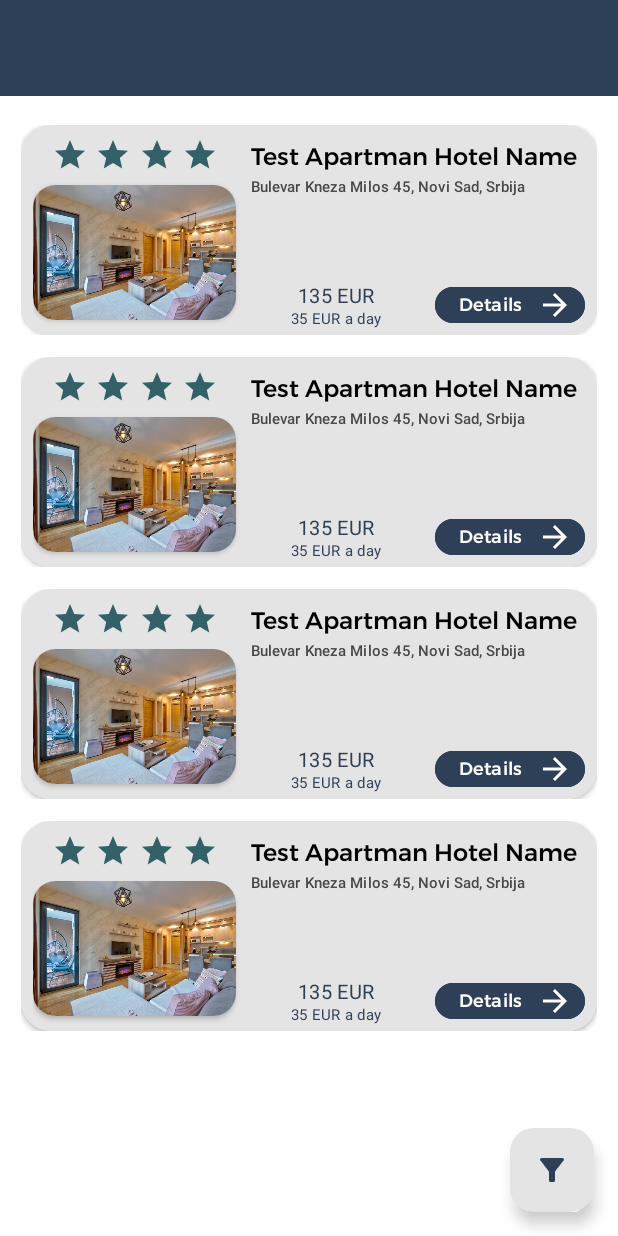
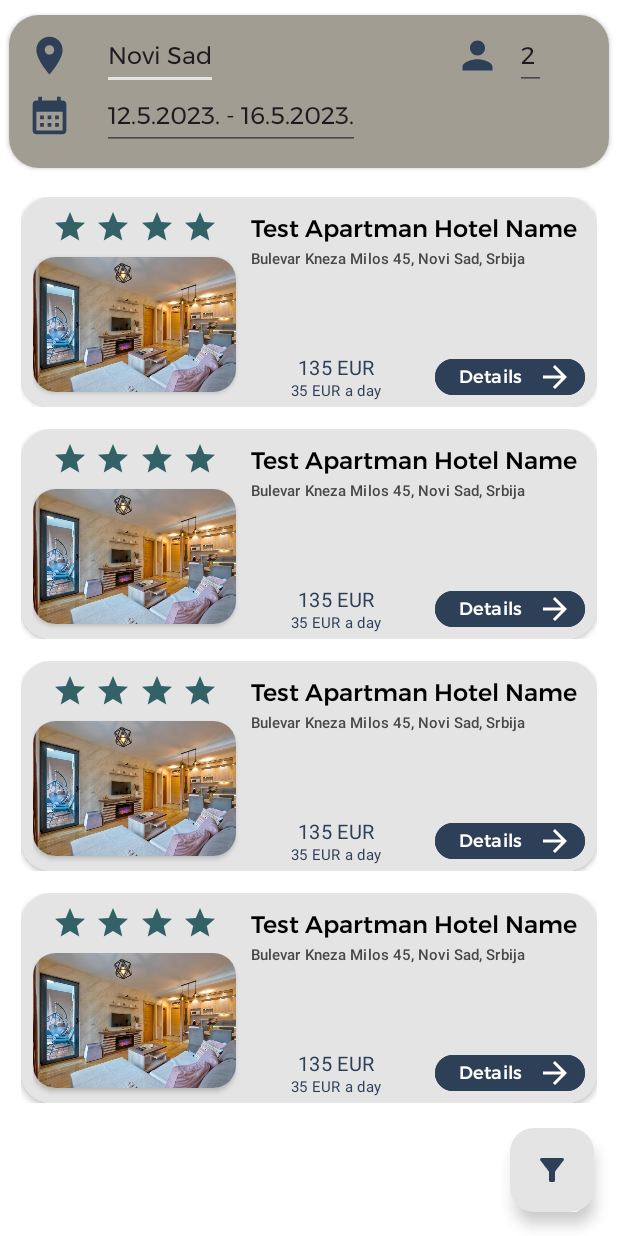
Before and after one commit to Olivera2708/Bookify-mobile, an Android app: the screen it shows after launch (ResultsActivity), on a phone screen of 412 x 824 dp. Run offline under Robolectric (Android 15) with nearby library versions, the phone set to English and light mode, and no system bars.

Commit message:
added search bar

```diff
--- a/app/src/main/AndroidManifest.xml
+++ b/app/src/main/AndroidManifest.xml
@@ -13,6 +13,9 @@
         android:theme="@style/Theme.Bookify"
         tools:targetApi="31">
         <activity
+            android:name=".AccommodationDetailsActivity"
+            android:exported="false" />
+        <activity
             android:name=".ResultsActivity"
             android:exported="true">
             <intent-filter>
@@ -21,6 +24,7 @@
                 <category android:name="android.intent.category.LAUNCHER" />
             </intent-filter>
         </activity>
+
         <meta-data
             android:name="preloaded_fonts"
             android:resource="@array/preloaded_fonts" />
--- /dev/null
+++ b/app/src/main/java/com/example/bookify/AccommodationDetailsActivity.java
@@ -0,0 +1,14 @@
+package com.example.bookify;
+
+import androidx.appcompat.app.AppCompatActivity;
+
+import android.os.Bundle;
+
+public class AccommodationDetailsActivity extends AppCompatActivity {
+
+    @Override
+    protected void onCreate(Bundle savedInstanceState) {
+        super.onCreate(savedInstanceState);
+        setContentView(R.layout.activity_accommodation_details);
+    }
+}
--- a/app/src/main/java/com/example/bookify/DetailsActivity.java
+++ /dev/null
@@ -1,4 +0,0 @@
-package com.example.bookify;
-
-public class DetailsActivity {
-}
--- a/app/src/main/java/com/example/bookify/LandingActivity.java
+++ /dev/null
@@ -1,4 +0,0 @@
-package com.example.bookify;
-
-public class LandingActivity {
-}
--- a/app/src/main/java/com/example/bookify/ResultsActivity.java
+++ b/app/src/main/java/com/example/bookify/ResultsActivity.java
@@ -2,11 +2,9 @@ package com.example.bookify;
 
 import androidx.appcompat.app.AppCompatActivity;
 
-import android.app.Dialog;
 import android.graphics.Color;
 import android.graphics.drawable.ColorDrawable;
 import android.os.Bundle;
-import android.text.Layout;
 import android.view.Gravity;
 import android.view.View;
 import android.view.ViewGroup;
@@ -14,16 +12,9 @@ import android.view.Window;
 import android.widget.AdapterView;
 import android.widget.ArrayAdapter;
 import android.widget.AutoCompleteTextView;
-import android.widget.Button;
-import android.widget.LinearLayout;
-import android.widget.ListView;
-import android.widget.Spinner;
 
 import com.google.android.material.bottomsheet.BottomSheetDialog;
 import com.google.android.material.floatingactionbutton.FloatingActionButton;
-
-import java.util.ArrayList;
-import java.util.Arrays;
 
 public class ResultsActivity extends AppCompatActivity {
 
@@ -31,7 +22,7 @@ public class ResultsActivity extends AppCompatActivity {
     @Override
     protected void onCreate(Bundle savedInstanceState) {
         super.onCreate(savedInstanceState);
-        setContentView(R.layout.results);
+        setContentView(R.layout.activity_results);
 
         filterButton = (FloatingActionButton) findViewById(R.id.filterButton);
         filterButton.setOnClickListener(new View.OnClickListener() {
--- /dev/null
+++ b/app/src/main/res/layout/activity_accommodation_details.xml
@@ -0,0 +1,9 @@
+<?xml version="1.0" encoding="utf-8"?>
+<androidx.constraintlayout.widget.ConstraintLayout xmlns:android="http://schemas.android.com/apk/res/android"
+    xmlns:app="http://schemas.android.com/apk/res-auto"
+    xmlns:tools="http://schemas.android.com/tools"
+    android:layout_width="match_parent"
+    android:layout_height="match_parent"
+    tools:context=".AccommodationDetailsActivity">
+
+</androidx.constraintlayout.widget.ConstraintLayout>
--- /dev/null
+++ b/app/src/main/res/layout/activity_results.xml
@@ -0,0 +1,149 @@
+<?xml version="1.0" encoding="utf-8"?>
+<androidx.constraintlayout.widget.ConstraintLayout xmlns:android="http://schemas.android.com/apk/res/android"
+    xmlns:app="http://schemas.android.com/apk/res-auto"
+    xmlns:tools="http://schemas.android.com/tools"
+    android:layout_width="match_parent"
+    android:layout_height="match_parent"
+    tools:context=".ResultsActivity">
+
+    <com.google.android.material.floatingactionbutton.FloatingActionButton
+        android:id="@+id/filterButton"
+        android:layout_width="wrap_content"
+        android:layout_height="wrap_content"
+        android:layout_gravity="end"
+        android:layout_marginEnd="16dp"
+        android:layout_marginBottom="16dp"
+        android:src="@drawable/filter"
+        app:fabSize="normal"
+        app:layout_constraintBottom_toBottomOf="parent"
+        app:layout_constraintEnd_toEndOf="parent" />
+
+    <androidx.cardview.widget.CardView
+        android:id="@+id/searchInfo"
+        android:layout_width="match_parent"
+        android:layout_height="wrap_content"
+        android:layout_marginHorizontal="6dp"
+        android:layout_marginTop="10dp"
+        app:layout_constraintEnd_toEndOf="parent"
+        app:layout_constraintStart_toStartOf="parent"
+        app:layout_constraintTop_toTopOf="parent"
+        app:cardCornerRadius="20dp">
+
+        <androidx.constraintlayout.widget.ConstraintLayout
+            android:paddingTop="8dp"
+            android:paddingHorizontal="8dp"
+            android:layout_width="match_parent"
+            android:layout_height="wrap_content"
+            android:padding="12dp"
+            android:background="@color/battleship">
+
+            <ImageView
+                android:id="@+id/locationIcon"
+                android:layout_width="30dp"
+                android:layout_height="30dp"
+                app:layout_constraintStart_toStartOf="parent"
+                app:layout_constraintTop_toTopOf="parent"
+                app:srcCompat="@drawable/location" />
+
+            <EditText
+                android:id="@+id/locationText"
+                android:layout_width="wrap_content"
+                android:layout_height="wrap_content"
+                android:text="Novi Sad"
+                android:inputType="text"
+                android:textSize="16sp"
+                android:layout_marginStart="20dp"
+                app:layout_constraintBottom_toBottomOf="@+id/locationIcon"
+                app:layout_constraintStart_toEndOf="@id/locationIcon"
+                app:layout_constraintTop_toTopOf="@+id/locationIcon" />
+
+            <ImageView
+                android:id="@+id/peopleIcon"
+                android:layout_width="30dp"
+                android:layout_height="30dp"
+                android:layout_marginEnd="10dp"
+                app:layout_constraintEnd_toStartOf="@id/peopleText"
+                app:layout_constraintTop_toTopOf="parent"
+                app:srcCompat="@drawable/person" />
+
+            <EditText
+                android:id="@+id/peopleText"
+                android:layout_width="wrap_content"
+                android:layout_height="wrap_content"
+                android:text="2"
+                android:inputType="number"
+                android:textSize="16sp"
+                android:layout_marginEnd="30dp"
+                app:layout_constraintBottom_toBottomOf="@+id/locationIcon"
+                app:layout_constraintTop_toTopOf="@+id/locationIcon"
+                app:layout_constraintEnd_toEndOf="parent"/>
+
+            <ImageView
+                android:id="@+id/calendarIcon"
+                android:layout_width="30dp"
+                android:layout_height="30dp"
+                android:layout_marginTop="10dp"
+                app:srcCompat="@drawable/calendar"
+                app:layout_constraintStart_toStartOf="parent"
+                app:layout_constraintTop_toBottomOf="@id/locationIcon"/>
+
+            <EditText
+                android:id="@+id/timeText"
+                android:layout_width="wrap_content"
+                android:layout_height="wrap_content"
+                android:text="12.5.2023. - 16.5.2023."
+                android:inputType="date"
+                android:textSize="16sp"
+                android:layout_marginStart="20dp"
+                app:layout_constraintBottom_toBottomOf="@+id/calendarIcon"
+                app:layout_constraintStart_toEndOf="@id/calendarIcon"
+                app:layout_constraintTop_toTopOf="@+id/calendarIcon" />
+        </androidx.constraintlayout.widget.ConstraintLayout>
+    </androidx.cardview.widget.CardView>
+
+    <FrameLayout
+        android:id="@+id/f1"
+        android:layout_marginTop="12dp"
+        android:layout_width="match_parent"
+        android:layout_height="wrap_content"
+        app:layout_constraintTop_toBottomOf="@+id/searchInfo">
+
+        <include layout="@layout/tile_component" />
+    </FrameLayout>
+
+    <FrameLayout
+        android:id="@+id/f2"
+        android:layout_width="match_parent"
+        android:layout_height="wrap_content"
+        app:layout_constraintTop_toBottomOf="@+id/f1">
+
+        <include layout="@layout/tile_component" />
+    </FrameLayout>
+
+    <FrameLayout
+        android:id="@+id/f3"
+        android:layout_width="match_parent"
+        android:layout_height="wrap_content"
+        app:layout_constraintTop_toBottomOf="@+id/f2">
+
+        <include layout="@layout/tile_component" />
+    </FrameLayout>
+
+    <FrameLayout
+        android:id="@+id/f4"
+        android:layout_width="match_parent"
+        android:layout_height="wrap_content"
+        app:layout_constraintTop_toBottomOf="@+id/f3">
+
+        <include layout="@layout/tile_component" />
+    </FrameLayout>
+
+    <!--    <ListView-->
+<!--        android:id="@+id/resultList"-->
+<!--        android:layout_width="match_parent"-->
+<!--        android:layout_height="wrap_content"-->
+<!--        android:paddingTop="12dp"-->
+<!--        tools:listitem="@layout/tile_component"-->
+<!--        app:layout_constraintTop_toBottomOf="@+id/appBarLayout"/>-->
+
+</androidx.constraintlayout.widget.ConstraintLayout>
--- a/app/src/main/res/layout/results.xml
+++ /dev/null
@@ -1,93 +0,0 @@
-<?xml version="1.0" encoding="utf-8"?>
-<androidx.constraintlayout.widget.ConstraintLayout xmlns:android="http://schemas.android.com/apk/res/android"
-    xmlns:app="http://schemas.android.com/apk/res-auto"
-    xmlns:tools="http://schemas.android.com/tools"
-    android:layout_width="match_parent"
-    android:layout_height="match_parent"
-    tools:context=".ResultsActivity">
-
-    <com.google.android.material.floatingactionbutton.FloatingActionButton
-        android:id="@+id/filterButton"
-        android:layout_width="wrap_content"
-        android:layout_height="wrap_content"
-        android:layout_gravity="end"
-        android:layout_marginEnd="16dp"
-        android:layout_marginBottom="16dp"
-        android:src="@drawable/filter"
-        app:fabSize="normal"
-        app:layout_constraintBottom_toBottomOf="parent"
-        app:layout_constraintEnd_toEndOf="parent" />
-
-    <com.google.android.material.appbar.AppBarLayout
-        android:id="@+id/appBarLayout"
-        android:layout_width="0dp"
-        android:layout_height="wrap_content"
-        app:layout_constraintEnd_toEndOf="parent"
-        app:layout_constraintStart_toStartOf="parent"
-        app:layout_constraintTop_toTopOf="parent">
-
-        <androidx.constraintlayout.widget.ConstraintLayout
-            android:layout_width="match_parent"
-            android:layout_height="match_parent">
-
-            <!-- ToolBar widget -->
-            <androidx.appcompat.widget.Toolbar
-                android:id="@+id/toolbar"
-                android:layout_width="match_parent"
-                android:layout_height="wrap_content"
-                android:background="@color/charcoal"
-                android:minHeight="?attr/actionBarSize"
-                android:theme="?attr/actionBarTheme"
-                app:layout_constraintEnd_toEndOf="parent"
-                app:layout_constraintStart_toStartOf="parent"
-                app:layout_constraintTop_toTopOf="parent" />
-
-        </androidx.constraintlayout.widget.ConstraintLayout>
-    </com.google.android.material.appbar.AppBarLayout>
-
-    <FrameLayout
-        android:id="@+id/f1"
-        android:layout_marginTop="12dp"
-        android:layout_width="match_parent"
-        android:layout_height="wrap_content"
-        app:layout_constraintTop_toBottomOf="@+id/appBarLayout">
-
-        <include layout="@layout/tile_component" />
-    </FrameLayout>
-
-    <FrameLayout
-        android:id="@+id/f2"
-        android:layout_width="match_parent"
-        android:layout_height="wrap_content"
-        app:layout_constraintTop_toBottomOf="@+id/f1">
-
-        <include layout="@layout/tile_component" />
-    </FrameLayout>
-
-    <FrameLayout
-        android:id="@+id/f3"
-        android:layout_width="match_parent"
-        android:layout_height="wrap_content"
-        app:layout_constraintTop_toBottomOf="@+id/f2">
-
-        <include layout="@layout/tile_component" />
-    </FrameLayout>
-
-    <FrameLayout
-        android:id="@+id/f4"
-        android:layout_width="match_parent"
-        android:layout_height="wrap_content"
-        app:layout_constraintTop_toBottomOf="@+id/f3">
-
-        <include layout="@layout/tile_component" />
-    </FrameLayout>
-
-    <!--    <ListView-->
-<!--        android:id="@+id/resultList"-->
-<!--        android:layout_width="match_parent"-->
-<!--        android:layout_height="wrap_content"-->
-<!--        android:paddingTop="12dp"-->
-<!--        tools:listitem="@layout/tile_component"-->
-<!--        app:layout_constraintTop_toBottomOf="@+id/appBarLayout"/>-->
-
-</androidx.constraintlayout.widget.ConstraintLayout>
```
